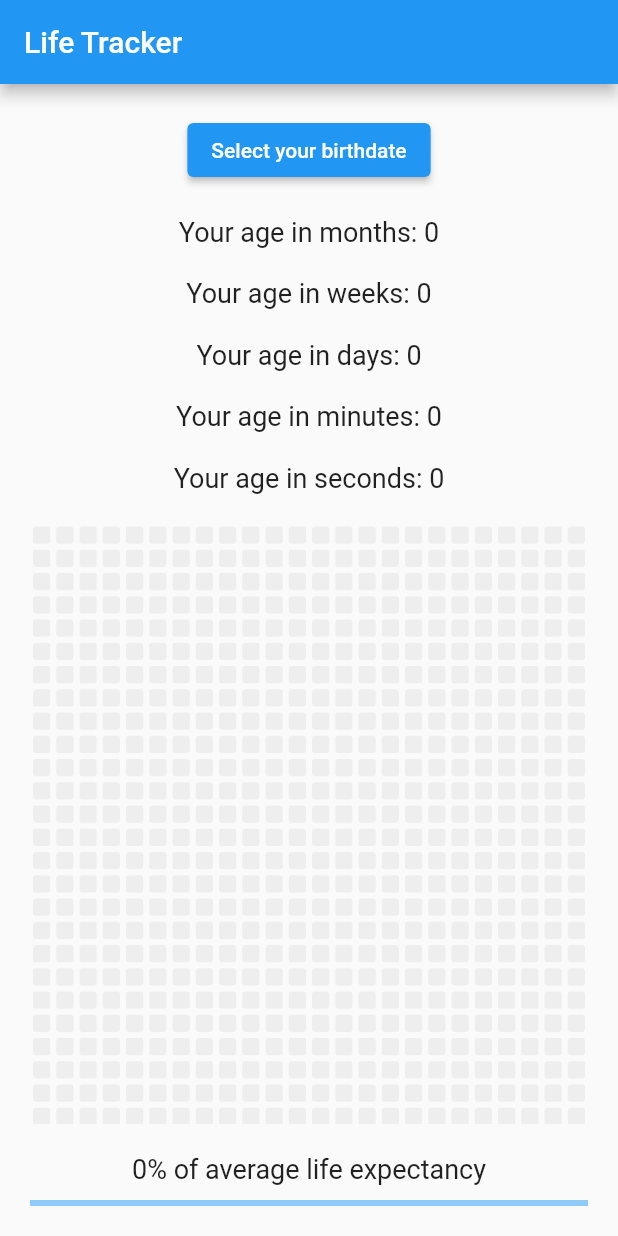
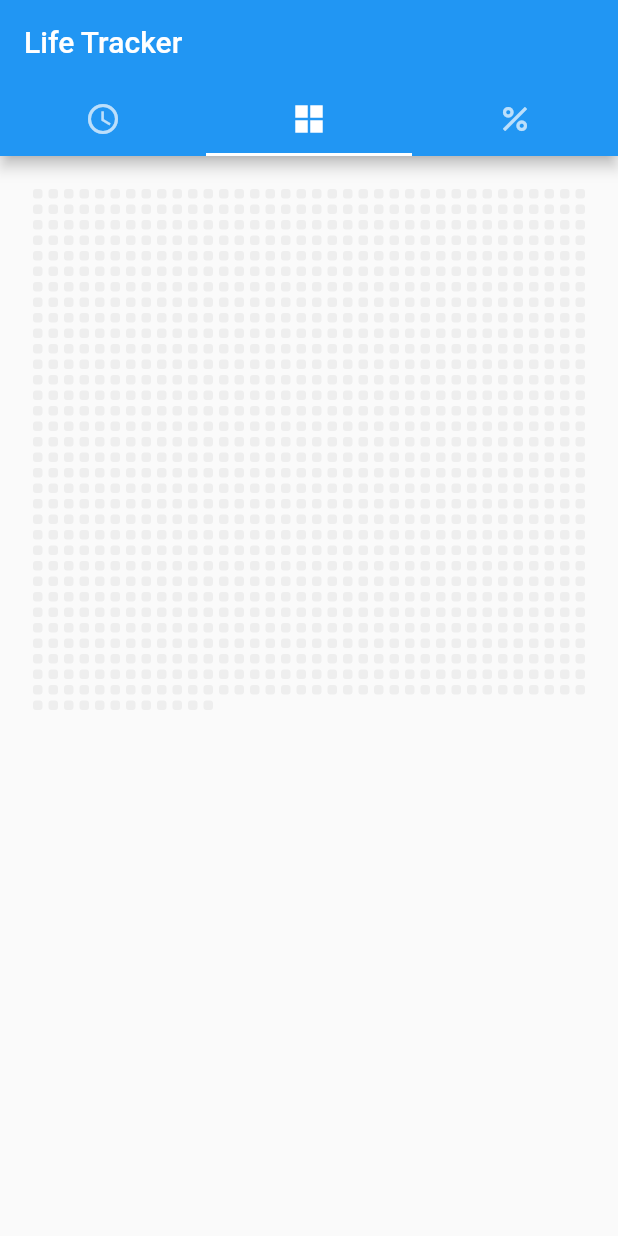
Before and after one commit to sharsheevnursultan/one_live, a Flutter app: the screen it shows after launch, on a phone screen of 412 x 824 dp. Run offline on Flutter 3.47's test engine with Material 2 defaults, Android fonts, the phone set to English and light mode, and no system bars.

Commit message:
init tabs

```diff
--- a/lib/main.dart
+++ b/lib/main.dart
@@ -67,11 +67,31 @@ class _LifeTrackerState extends State<LifeTracker> {
     }
     double percentComplete = _ageInSeconds / (80 * 365 * 24 * 60 * 60);
     int percentCompleteRounded = (percentComplete * 100).round();
-    return Scaffold(
+
+    return DefaultTabController(
+      length: 3,
+      initialIndex: 1,
+      child: Scaffold(
         appBar: AppBar(
           title: const Text('Life Tracker'),
+          bottom: const TabBar(
+            tabs: <Widget>[
+              Tab(
+                icon: Icon(Icons.access_time),
               ),
-      body: SafeArea(
+              Tab(
+                icon: Icon(Icons.grid_view_sharp),
+              ),
+              Tab(
+                icon: Icon(Icons.percent),
+              ),
+            ],
+          ),
+        ),
+        body: TabBarView(
+          children:
+          <Widget>[
+            SafeArea(
               child: Padding(
                 padding: const EdgeInsets.all(20),
                 child: Center(
@@ -111,22 +131,55 @@ class _LifeTrackerState extends State<LifeTracker> {
                           style: const TextStyle(fontSize: 18.0),
                           'Your age in seconds: $_ageInSeconds'),
                       const SizedBox(height: 20),
+
+                    ],
+                  ),
+                ),
+              ),
+            ),
+            SafeArea(
+              child: Padding(
+                padding: const EdgeInsets.all(20),
+                child: Center(
+                  child: Column(
+                    mainAxisAlignment: MainAxisAlignment.center,
+                    children: [
+
                       Expanded(
                         child: GridView.count(
-                    crossAxisCount: 24,
+                          crossAxisCount: 36,
                           children: squares,
                         ),
                       ),
-              const SizedBox(height: 20),
+
+
+                    ],
+                  ),
+                ),
+              ),
+            ),
+            SafeArea(
+              child: Padding(
+                padding: const EdgeInsets.all(20),
+                child: Center(
+                  child: Column(
+                    mainAxisAlignment: MainAxisAlignment.center,
+                    children: [
+
                       Text(
                           style: const TextStyle(fontSize: 18.0),
                           '$percentCompleteRounded% of average life expectancy'),
                       const SizedBox(height: 10),
-              LinearProgressIndicator(value: percentComplete),
+                      LinearProgressIndicator(value: percentComplete,minHeight: 20,),
                     ],
                   ),
                 ),
-      ), ),
+              ),
+            ),
+          ],
+
+        ),
+      ),
     );
   }
 }
```
Lines whose indentation alone changed are shown as unchanged.
